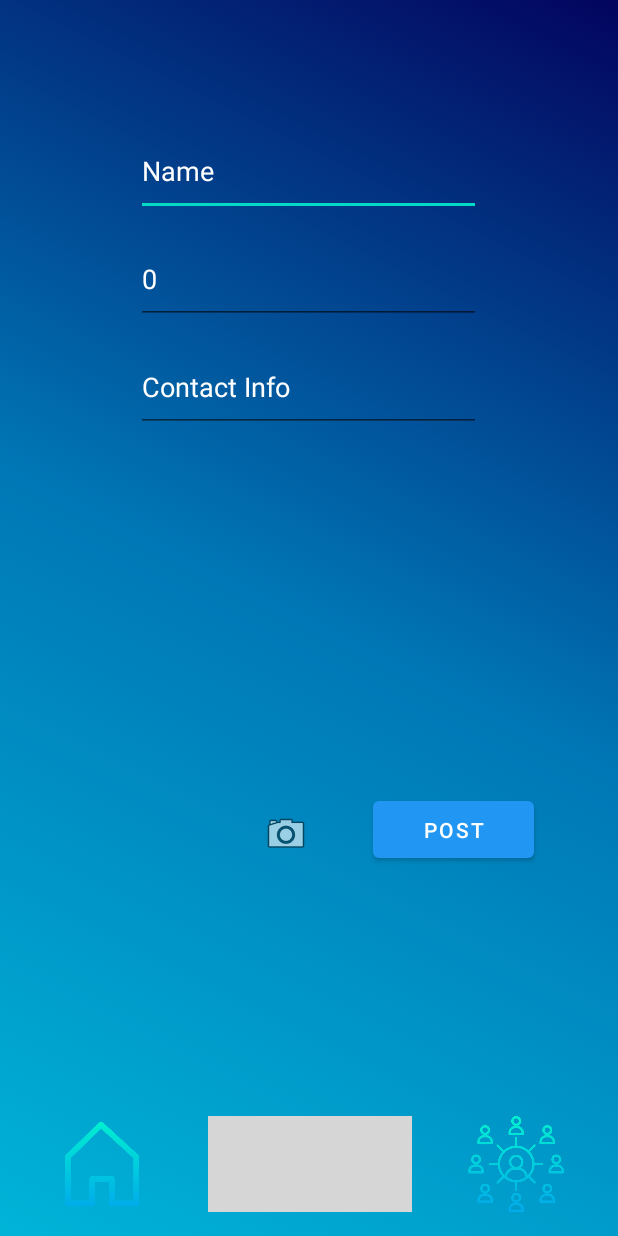
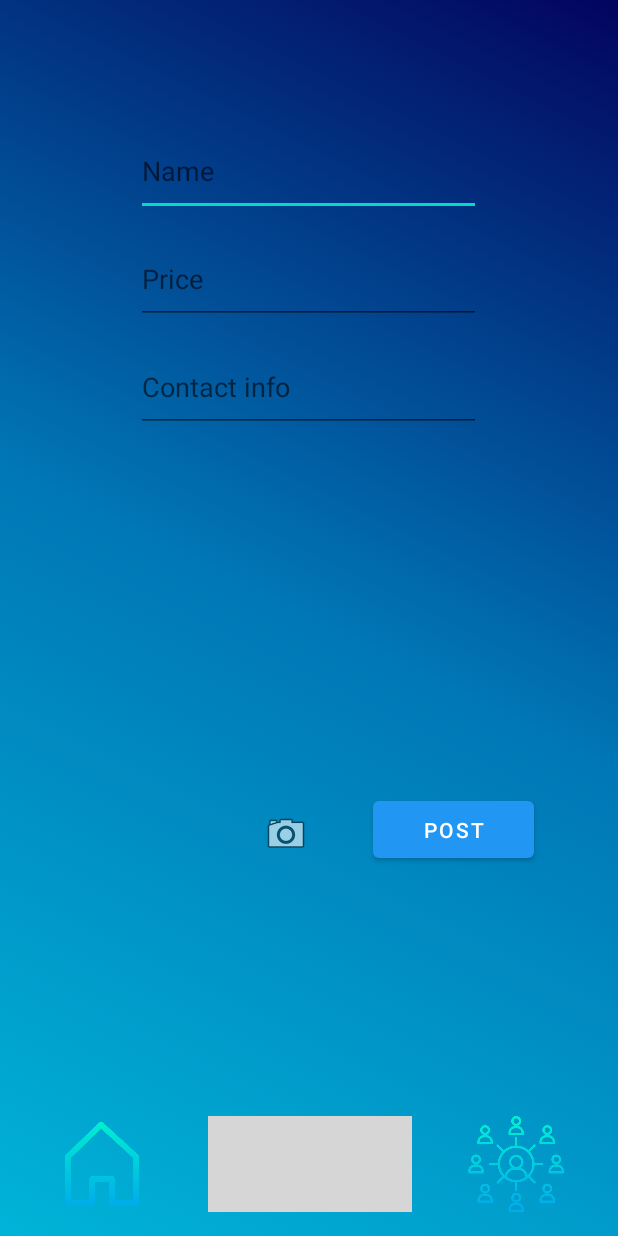
Before and after one commit to dimitar-petrov-j/smart-mobile-portfolio, an Android app: the CreateFormActivity screen opened directly, with no data from a screen before it, on a phone screen of 412 x 824 dp. Run offline under Robolectric (Android 15) with nearby library versions, the light colour scheme and no system bars; our stand-ins replace Firebase (no records; nobody signed in at launch, a user with empty details on screens opened directly); grey boxes are pictures that could not be loaded.

Commit message:
textbox QOL

```diff
--- a/NeighbourhoodMarket/app/src/main/java/com/dimitar/neighbourhoodmarket/ItemActivity.kt
+++ b/NeighbourhoodMarket/app/src/main/java/com/dimitar/neighbourhoodmarket/ItemActivity.kt
@@ -1,5 +1,6 @@
 package com.dimitar.neighbourhoodmarket
 
+import android.annotation.SuppressLint
 import android.app.NotificationChannel
 import android.app.NotificationManager
 import android.app.PendingIntent
@@ -21,6 +22,7 @@ class ItemActivity: AppCompatActivity() {
     private val database = Firebase.database
     private var myRef = database.getReference("collection")
 
+    @SuppressLint("SetTextI18n")
     override fun onCreate(savedInstanceState: Bundle?) {
         super.onCreate(savedInstanceState)
         setContentView(R.layout.item_layout)
@@ -37,14 +39,14 @@ class ItemActivity: AppCompatActivity() {
         val purchased: Boolean = intent.getSerializableExtra("isPurchased") as Boolean
         val clientInfo: String = intent.getSerializableExtra("contactInfo").toString()
         itemName.text = intent.getSerializableExtra("itemName").toString()
-        itemPrice.text = intent.getSerializableExtra("itemPrice").toString()
+        itemPrice.text = "€" + intent.getSerializableExtra("itemPrice").toString()
 
         val purchaseBtn = findViewById<Button>(R.id.btnPurchase)
 
         purchaseBtn.setOnClickListener{
             if(!purchased){
                 val itemRef = myRef.child(uuid)
-                val item = Item(itemName.text.toString(), itemPrice.text.toString().toLong(), clientInfo, uuid, true)
+                val item = Item(itemName.text.toString(), intent.getSerializableExtra("itemPrice").toString().toLong(), clientInfo, uuid, true)
                 itemRef.setValue(item)
 
                 val mNotificationManager = getSystemService(Context.NOTIFICATION_SERVICE) as NotificationManager
--- a/NeighbourhoodMarket/app/src/main/java/com/dimitar/neighbourhoodmarket/adapter/CustomAdapter.kt
+++ b/NeighbourhoodMarket/app/src/main/java/com/dimitar/neighbourhoodmarket/adapter/CustomAdapter.kt
@@ -22,7 +22,7 @@ class CustomAdapter(private val dataSet: ArrayList<Item>, private val clickListe
             val textViewItem = itemView.findViewById(R.id.textViewItem) as TextView
             val textViewPrice = itemView.findViewById(R.id.textViewPrice) as TextView
             textViewItem.text = item.item
-            textViewPrice.text = item.price.toString()
+            textViewPrice.text = "€" + item.price.toString()
             itemView.setOnClickListener { clickListener(item) }
         }
     }
--- a/NeighbourhoodMarket/app/src/main/res/layout/activity_create_form.xml
+++ b/NeighbourhoodMarket/app/src/main/res/layout/activity_create_form.xml
@@ -16,8 +16,8 @@
         android:layout_height="60dp"
         android:layout_marginTop="84dp"
         android:ems="10"
+        android:hint="Name"
         android:inputType="text"
-        android:text="Name"
         android:textColor="#FFFFFF"
         app:layout_constraintEnd_toEndOf="parent"
         app:layout_constraintHorizontal_bias="0.497"
@@ -67,8 +67,8 @@
         android:layout_height="60dp"
         android:layout_marginTop="12dp"
         android:ems="10"
+        android:hint="Price"
         android:inputType="number"
-        android:text="0"
         android:textColor="#FFFFFF"
         app:layout_constraintEnd_toEndOf="parent"
         app:layout_constraintHorizontal_bias="0.497"
@@ -81,8 +81,8 @@
         android:layout_height="60dp"
         android:layout_marginTop="12dp"
         android:ems="10"
+        android:hint="Contact info"
         android:inputType="textPersonName"
-        android:text="Contact Info"
         android:textColor="#FFFFFF"
         app:layout_constraintEnd_toEndOf="parent"
         app:layout_constraintHorizontal_bias="0.497"
--- a/NeighbourhoodMarket/app/src/main/res/layout/activity_main.xml
+++ b/NeighbourhoodMarket/app/src/main/res/layout/activity_main.xml
@@ -11,8 +11,8 @@
 
     <androidx.recyclerview.widget.RecyclerView
         android:id="@+id/recyclerView"
-        android:layout_width="284dp"
-        android:layout_height="321dp"
+        android:layout_width="316dp"
+        android:layout_height="368dp"
         app:layoutManager="GridLayoutManager"
         app:layout_constraintBottom_toBottomOf="parent"
         app:layout_constraintEnd_toEndOf="parent"
```
